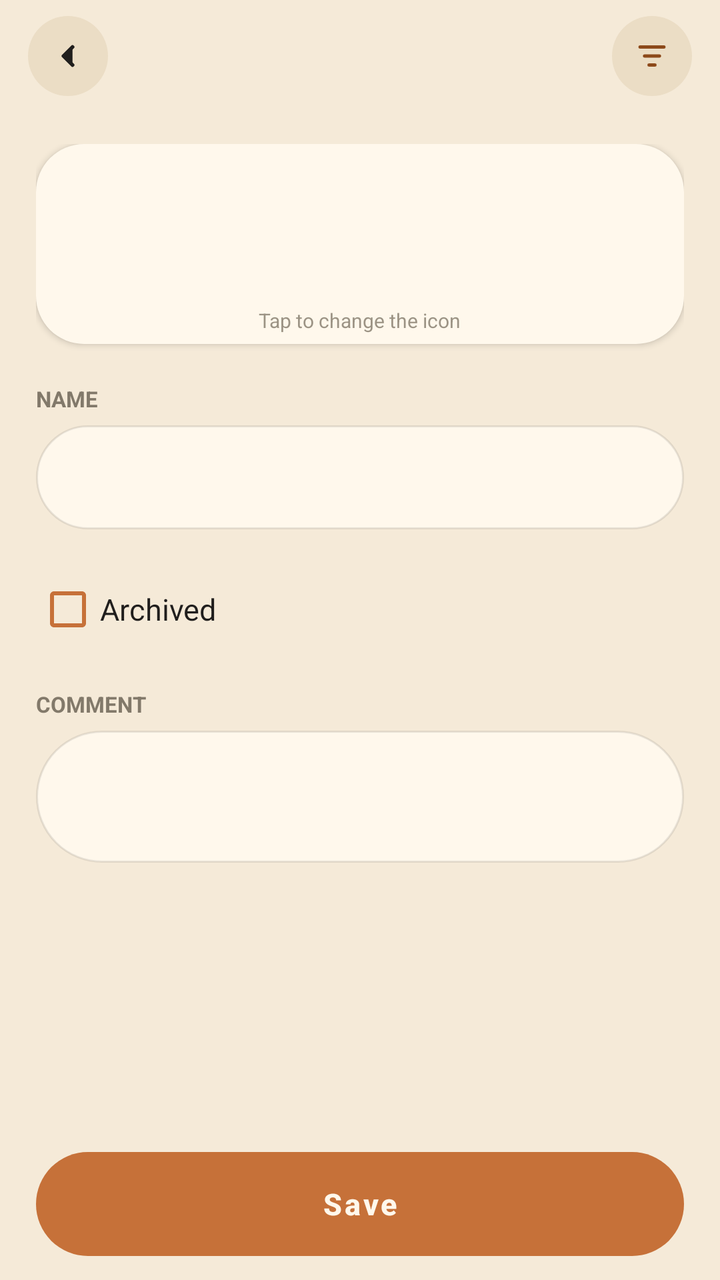
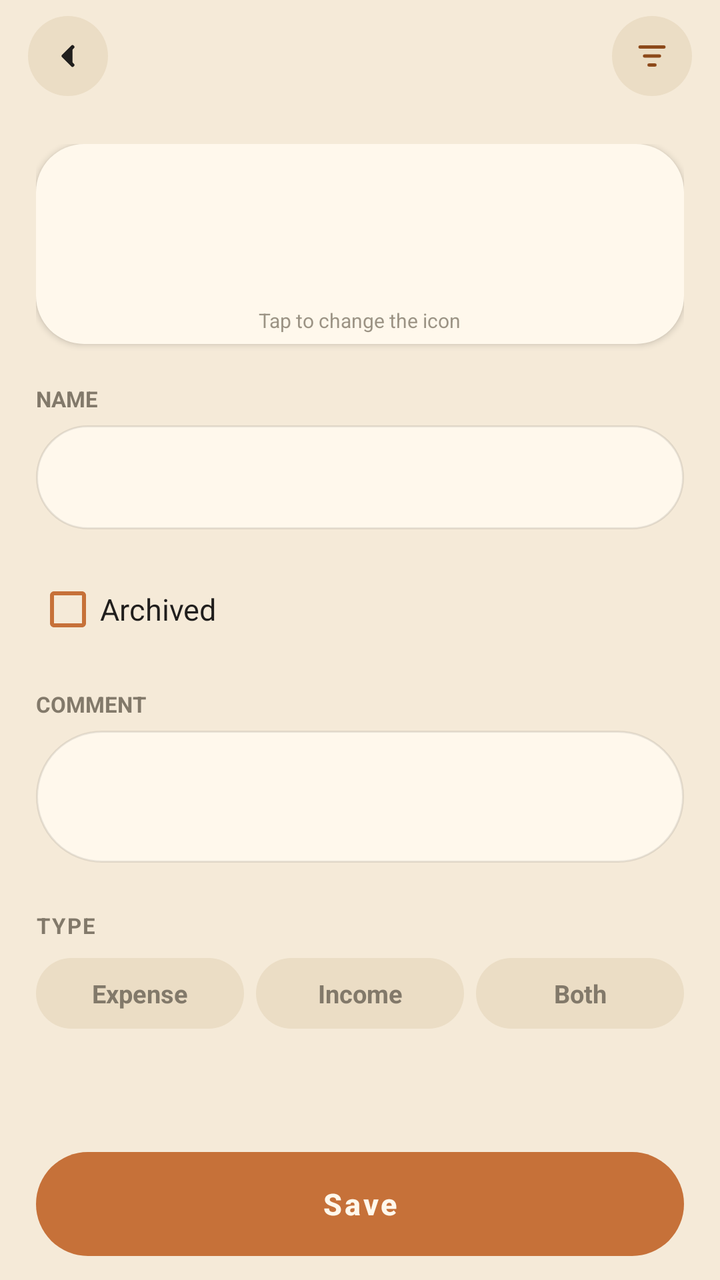

Compare the two renders of this Android layout. The source of the first and the diff that turns it into the second are given below.
<!-- AndroidManifest.xml: activity theme AppTheme.NoActionBar -->
<!-- res/layout/activity_account_item.xml -->
<?xml version="1.0" encoding="utf-8"?>
<LinearLayout xmlns:android="http://schemas.android.com/apk/res/android"
    android:layout_width="match_parent"
    android:layout_height="match_parent"
    android:background="@color/colorBackground"
    android:orientation="vertical">

    
    <FrameLayout
        android:layout_width="match_parent"
        android:layout_height="wrap_content">

        <include layout="@layout/view_screen_header"/>

        <ImageButton
            android:id="@+id/btnAccountFilter"
            android:layout_width="40dp"
            android:layout_height="40dp"
            android:layout_gravity="end"
            android:layout_marginTop="8dp"
            android:layout_marginEnd="14dp"
            android:background="@drawable/bg_pill_secondary"
            android:contentDescription="@string/view_tab_actions_btn_filter_content_description"
            android:src="@drawable/ic_filter"
            android:onClick="btnFilterClick"/>
    </FrameLayout>

    <ScrollView
        android:layout_width="match_parent"
        android:layout_height="0dp"
        android:layout_weight="1"
        android:scrollbars="none">

    <LinearLayout
        android:layout_width="match_parent"
        android:layout_height="wrap_content"
        android:orientation="vertical"
        android:padding="18dp">

        
        <FrameLayout
            android:layout_width="match_parent"
            android:layout_height="100dp"
            android:background="@drawable/bg_card"
            android:elevation="2dp"
            android:clickable="true"
            android:focusable="true"
            android:onClick="pickIconClick"
            android:layout_marginBottom="20dp">

            <ImageView
                android:id="@+id/imageAccView"
                android:layout_width="match_parent"
                android:layout_height="match_parent"
                android:scaleType="centerInside"
                android:padding="12dp"/>

            <TextView
                android:layout_width="wrap_content"
                android:layout_height="wrap_content"
                android:layout_gravity="bottom|center_horizontal"
                android:paddingBottom="5dp"
                android:text="@string/activity_account_item_text_1"
                android:textSize="10sp"
                android:textColor="@color/colorTextSecondary"
                android:alpha="0.8"/>
        </FrameLayout>

        
        <TextView
            android:layout_width="match_parent"
            android:layout_height="wrap_content"
            android:text="@string/activity_account_item_text_2"
            android:textSize="11sp"
            android:textStyle="bold"
            android:textAllCaps="true"
            android:textColor="@color/colorTextSecondary"
            android:layout_marginBottom="6dp"/>

        <EditText
            android:id="@+id/editAccName"
            android:layout_width="match_parent"
            android:layout_height="52dp"
            android:background="@drawable/bg_input_pill"
            android:padding="14dp"
            android:inputType="text"
            android:textColor="@color/colorTextPrimary"
            android:textSize="15sp"
            android:layout_marginBottom="16dp"/>

        
        <LinearLayout
            android:id="@+id/operatingGroup"
            android:layout_width="match_parent"
            android:layout_height="wrap_content"
            android:visibility="gone"
            android:orientation="vertical">

            <TextView
                android:layout_width="match_parent"
                android:layout_height="wrap_content"
                android:text="@string/activity_account_item_text_3"
                android:textSize="11sp"
                android:textStyle="bold"
                android:textAllCaps="true"
                android:textColor="@color/colorTextSecondary"
                android:layout_marginBottom="6dp"/>

            <LinearLayout
                android:id="@+id/currencyPickerRow"
                android:layout_width="match_parent"
                android:layout_height="52dp"
                android:background="@drawable/bg_input_pill"
                android:orientation="horizontal"
                android:paddingLeft="14dp"
                android:paddingRight="14dp"
                android:clickable="true"
                android:focusable="true"
                android:onClick="pickCurrencyClick"
                android:layout_marginBottom="16dp">

                <ImageView
                    android:id="@+id/imageCurencyView"
                    android:layout_width="28dp"
                    android:layout_height="28dp"
                    android:layout_gravity="center_vertical"
                    android:layout_marginEnd="10dp"/>

                <TextView
                    android:id="@+id/tvCurrencyLabel"
                    android:layout_width="0dp"
                    android:layout_height="match_parent"
                    android:layout_weight="1"
                    android:gravity="center_vertical"
                    android:textColor="@color/colorTextPrimary"
                    android:textSize="15sp"/>

                <ImageView
                    android:layout_width="20dp"
                    android:layout_height="20dp"
                    android:layout_gravity="center_vertical"
                    android:src="@drawable/ic_next"
                    android:alpha="0.4"/>
            </LinearLayout>

            
            <include layout="@layout/view_asset_fields"/>

            
            <include layout="@layout/view_debt_fields"/>

            <Button
                android:id="@+id/btnRevaluate"
                style="?android:attr/borderlessButtonStyle"
                android:layout_width="wrap_content"
                android:layout_height="wrap_content"
                android:text="@string/asset_revalue"
                android:textAllCaps="false"
                android:textColor="@color/colorPrimary"
                android:textStyle="bold"
                android:visibility="gone"
                android:onClick="btnRevaluateClick"
                android:layout_marginBottom="8dp"/>
        </LinearLayout>

        
        <Button
            android:id="@+id/btnMoveToAsset"
            style="?android:attr/borderlessButtonStyle"
            android:layout_width="wrap_content"
            android:layout_height="wrap_content"
            android:text="@string/asset_move_operations"
            android:textAllCaps="false"
            android:textColor="@color/colorPrimary"
            android:textStyle="bold"
            android:visibility="gone"
            android:onClick="btnMoveToAssetClick"
            android:layout_marginBottom="8dp"/>

        
        <CheckBox
            android:id="@+id/checkIsArchive"
            android:layout_width="match_parent"
            android:layout_height="wrap_content"
            android:text="@string/activity_account_item_check_is_archive_text"
            android:textColor="@color/colorTextPrimary"
            android:textSize="15sp"
            android:buttonTint="@color/colorPrimary"
            android:layout_marginBottom="16dp"/>

        
        <TextView
            android:layout_width="match_parent"
            android:layout_height="wrap_content"
            android:text="@string/activity_account_item_text_4"
            android:textSize="11sp"
            android:textStyle="bold"
            android:textAllCaps="true"
            android:textColor="@color/colorTextSecondary"
            android:layout_marginBottom="6dp"/>

        <EditText
            android:id="@+id/editComment"
            android:layout_width="match_parent"
            android:layout_height="wrap_content"
            android:background="@drawable/bg_input_pill"
            android:padding="14dp"
            android:inputType="textMultiLine"
            android:minLines="2"
            android:textColor="@color/colorTextPrimary"
            android:textSize="15sp"
            android:layout_marginBottom="24dp"/>

    </LinearLayout>
</ScrollView>

    
    <LinearLayout
        android:id="@+id/formActions"
        android:layout_width="match_parent"
        android:layout_height="wrap_content"
        android:background="@color/colorBackground"
        android:orientation="horizontal"
        android:paddingLeft="18dp"
        android:paddingRight="18dp"
        android:paddingTop="8dp"
        android:paddingBottom="12dp">

        
        <Button
            android:id="@+id/btnDelete"
            android:layout_width="0dp"
            android:layout_height="52dp"
            android:layout_weight="1"
            android:layout_marginEnd="9dp"
            android:background="@drawable/bg_pill_outline_expanse"
            android:stateListAnimator="@null"
            android:text="@string/activity_account_item_btn_delete_text"
            android:textAllCaps="false"
            android:textColor="@color/colorexpanse"
            android:textSize="15sp"
            android:textStyle="bold"
            android:onClick="btnDeleteClick"
            android:visibility="gone"/>

        <Button
            android:id="@+id/btnSave"
            android:layout_width="0dp"
            android:layout_height="52dp"
            android:layout_weight="1"
            android:background="@drawable/bg_pill_primary"
            android:stateListAnimator="@null"
            android:text="@string/activity_account_item_btn_save_text"
            android:textAllCaps="false"
            android:textColor="@color/colorSurface"
            android:textSize="15sp"
            android:textStyle="bold"
            android:onClick="btnSaveClick"/>
    </LinearLayout>
</LinearLayout>
<!-- res/layout/view_screen_header.xml (included above) -->
<?xml version="1.0" encoding="utf-8"?>

<LinearLayout xmlns:android="http://schemas.android.com/apk/res/android"
    android:layout_width="match_parent"
    android:layout_height="wrap_content"
    android:gravity="center_vertical"
    android:orientation="horizontal"
    android:paddingLeft="14dp"
    android:paddingRight="14dp"
    android:paddingTop="8dp"
    android:paddingBottom="6dp">

    <ImageButton
        android:id="@+id/btnUp"
        android:layout_width="40dp"
        android:layout_height="40dp"
        android:background="@drawable/bg_pill_secondary"
        android:contentDescription="@string/view_screen_header_btn_up_content_description"
        android:padding="11dp"
        android:scaleType="fitCenter"
        android:src="@drawable/ic_nav_back"
        android:onClick="btnUp"/>

    <TextView
        android:id="@+id/screenTitle"
        android:layout_width="0dp"
        android:layout_height="wrap_content"
        android:layout_weight="1"
        android:layout_marginStart="12dp"
        android:ellipsize="end"
        android:fontFamily="@font/caprasimo"
        android:maxLines="1"
        android:textColor="@color/colorTextPrimary"
        android:textSize="20sp"/>
</LinearLayout>
<!-- res/layout/view_asset_fields.xml (included above) -->
<?xml version="1.0" encoding="utf-8"?>
<LinearLayout xmlns:android="http://schemas.android.com/apk/res/android"
    android:id="@+id/assetFields"
    android:layout_width="match_parent"
    android:layout_height="wrap_content"
    android:orientation="vertical">

    <CheckBox
        android:id="@+id/checkIsAsset"
        android:layout_width="match_parent"
        android:layout_height="wrap_content"
        android:text="@string/asset_is_capital"
        android:textColor="@color/colorTextPrimary"
        android:textSize="15sp"
        android:buttonTint="@color/colorPrimary"
        android:layout_marginBottom="8dp"/>

    <LinearLayout
        android:id="@+id/assetDetails"
        android:layout_width="match_parent"
        android:layout_height="wrap_content"
        android:orientation="vertical"
        android:visibility="gone">

        <TextView
            android:layout_width="match_parent"
            android:layout_height="wrap_content"
            android:text="@string/asset_type_label"
            android:textSize="11sp"
            android:textStyle="bold"
            android:textAllCaps="true"
            android:textColor="@color/colorTextSecondary"
            android:layout_marginBottom="6dp"/>

        <RadioGroup
            android:id="@+id/assetTypeGroup"
            android:layout_width="match_parent"
            android:layout_height="wrap_content"
            android:orientation="horizontal"
            android:checkedButton="@+id/assetTypeRealEstate"
            android:layout_marginBottom="8dp">

            <RadioButton
                android:id="@+id/assetTypeRealEstate"
                android:layout_width="wrap_content"
                android:layout_height="wrap_content"
                android:text="@string/asset_type_real_estate"
                android:buttonTint="@color/colorPrimary"
                android:textColor="@color/colorTextPrimary"
                android:textSize="14sp"/>

            <RadioButton
                android:id="@+id/assetTypeVehicle"
                android:layout_width="wrap_content"
                android:layout_height="wrap_content"
                android:text="@string/asset_type_vehicle"
                android:buttonTint="@color/colorPrimary"
                android:textColor="@color/colorTextPrimary"
                android:textSize="14sp"/>

            <RadioButton
                android:id="@+id/assetTypeOther"
                android:layout_width="wrap_content"
                android:layout_height="wrap_content"
                android:text="@string/asset_type_other"
                android:buttonTint="@color/colorPrimary"
                android:textColor="@color/colorTextPrimary"
                android:textSize="14sp"/>
        </RadioGroup>

        <CheckBox
            android:id="@+id/checkInNetWorth"
            android:layout_width="match_parent"
            android:layout_height="wrap_content"
            android:checked="true"
            android:text="@string/asset_in_net_worth"
            android:textColor="@color/colorTextPrimary"
            android:textSize="15sp"
            android:buttonTint="@color/colorPrimary"
            android:layout_marginBottom="8dp"/>
    </LinearLayout>
</LinearLayout>
<!-- res/layout/view_debt_fields.xml (included above) -->
<?xml version="1.0" encoding="utf-8"?>
<LinearLayout xmlns:android="http://schemas.android.com/apk/res/android"
    android:id="@+id/debtFields"
    android:layout_width="match_parent"
    android:layout_height="wrap_content"
    android:orientation="vertical">

    <CheckBox
        android:id="@+id/checkIsDebt"
        android:layout_width="match_parent"
        android:layout_height="wrap_content"
        android:text="@string/debt_is_loan"
        android:textColor="@color/colorTextPrimary"
        android:textSize="15sp"
        android:buttonTint="@color/colorPrimary"
        android:layout_marginBottom="8dp"/>

    <LinearLayout
        android:id="@+id/debtDetails"
        android:layout_width="match_parent"
        android:layout_height="wrap_content"
        android:orientation="vertical"
        android:visibility="gone">

        <TextView
            android:layout_width="match_parent"
            android:layout_height="wrap_content"
            android:text="@string/debt_counterparty_label"
            android:textSize="11sp"
            android:textStyle="bold"
            android:textAllCaps="true"
            android:textColor="@color/colorTextSecondary"/>

        <TextView
            android:id="@+id/debtCounterparty"
            android:layout_width="match_parent"
            android:layout_height="48dp"
            android:gravity="center_vertical"
            android:background="?android:attr/selectableItemBackground"
            android:text="@string/debt_counterparty_none"
            android:textColor="@color/colorPrimary"
            android:textSize="16sp"
            android:textStyle="bold"/>

        <TextView
            android:layout_width="match_parent"
            android:layout_height="wrap_content"
            android:text="@string/debt_due_label"
            android:textSize="11sp"
            android:textStyle="bold"
            android:textAllCaps="true"
            android:textColor="@color/colorTextSecondary"/>

        <TextView
            android:id="@+id/debtDueDate"
            android:layout_width="match_parent"
            android:layout_height="48dp"
            android:gravity="center_vertical"
            android:background="?android:attr/selectableItemBackground"
            android:text="@string/debt_due_none"
            android:textColor="@color/colorTextPrimary"
            android:textSize="16sp"/>

        <EditText
            android:id="@+id/debtComment"
            android:layout_width="match_parent"
            android:layout_height="wrap_content"
            android:hint="@string/debt_comment_hint"
            android:inputType="textCapSentences"
            android:textColor="@color/colorTextPrimary"
            android:textColorHint="@color/colorTextSecondary"
            android:textSize="15sp"
            android:layout_marginBottom="4dp"/>

        <TextView
            android:layout_width="match_parent"
            android:layout_height="wrap_content"
            android:text="@string/debt_balance_hint"
            android:textSize="12sp"
            android:textColor="@color/colorTextSecondary"
            android:layout_marginBottom="8dp"/>
    </LinearLayout>
</LinearLayout>
<!-- resources referenced by this layout -->
<resources>
  <color name="colorBackground">#F5EAD8</color>
  <color name="colorPrimary">#C67139</color>
  <color name="colorSurface">#FFF8EC</color>
  <color name="colorTextPrimary">#201E1D</color>
  <color name="colorTextSecondary">#82796A</color>
  <color name="colorexpanse">#8C491A</color>
  <string name="activity_account_item_btn_delete_text">Delete</string>
  <string name="activity_account_item_btn_save_text">Save</string>
  <string name="activity_account_item_check_is_archive_text">Archived</string>
  <string name="activity_account_item_text_1">Tap to change the icon</string>
  <string name="activity_account_item_text_2">NAME</string>
  <string name="activity_account_item_text_3">CURRENCY</string>
  <string name="activity_account_item_text_4">COMMENT</string>
  <string name="asset_in_net_worth">Include in “Total with capital”</string>
  <string name="asset_is_capital">Capital asset</string>
  <string name="asset_move_operations">Move operations to an asset</string>
  <string name="asset_revalue">Revalue</string>
  <string name="asset_type_label">Asset type</string>
  <string name="asset_type_other">Other</string>
  <string name="asset_type_real_estate">Real estate</string>
  <string name="asset_type_vehicle">Vehicle</string>
  <string name="debt_balance_hint">Balance sign is the direction: + they owe me, − I owe them</string>
  <string name="debt_comment_hint">Loan comment</string>
  <string name="debt_counterparty_label">Counterparty</string>
  <string name="debt_counterparty_none">Choose a counterparty</string>
  <string name="debt_due_label">Due date</string>
  <string name="debt_due_none">No due date</string>
  <string name="debt_is_loan">Loan (someone owes me or I owe)</string>
  <string name="view_screen_header_btn_up_content_description">Back</string>
  <string name="view_tab_actions_btn_filter_content_description">Filter</string>
  <style name="AppTheme.NoActionBar">
          <item name="windowActionBar">false</item>
          <item name="windowNoTitle">true</item>
      </style>
  <color name="colorCardBorder">#1A201E1D</color>
  <color name="colorRippleExpanse">#268C491A</color>
  <color name="colorPrimaryDark">#B2622D</color>
  <color name="colorPrimaryLight">#F6A06B</color>
  <color name="colorSurfaceAlt">#EBDDC5</color>
  <!-- unchanged entries left out for length: 8 -->
</resources>

<!-- the commit's change to res/layout/activity_account_item.xml (unified diff, before → after) -->
@@ -210,6 +210,9 @@
             android:textColor="@color/colorTextPrimary"
             android:textSize="15sp"
             android:layout_marginBottom="24dp"/>
+
+        
+        <include layout="@layout/view_category_kind"/>
 
     </LinearLayout>
 </ScrollView>
@@ -461,3 +464,38 @@
             android:layout_marginBottom="8dp"/>
     </LinearLayout>
 </LinearLayout>
+<!-- res/layout/view_category_kind.xml (included above) -->
+<?xml version="1.0" encoding="utf-8"?>
+<LinearLayout xmlns:android="http://schemas.android.com/apk/res/android"
+    android:id="@+id/categoryKindGroup"
+    android:layout_width="match_parent"
+    android:layout_height="wrap_content"
+    android:orientation="vertical">
+
+    <TextView
+        style="@style/SettingsGroupLabel"
+        android:text="@string/category_kind_label"/>
+
+    <LinearLayout
+        android:layout_width="match_parent"
+        android:layout_height="wrap_content"
+        android:layout_marginBottom="16dp"
+        android:orientation="horizontal">
+
+        <TextView
+            android:id="@+id/categoryKindExpense"
+            style="@style/FilterChip"
+            android:text="@string/category_kind_expense"/>
+
+        <TextView
+            android:id="@+id/categoryKindIncome"
+            style="@style/FilterChip"
+            android:text="@string/category_kind_income"/>
+
+        <TextView
+            android:id="@+id/categoryKindBoth"
+            style="@style/FilterChip"
+            android:layout_marginEnd="0dp"
+            android:text="@string/category_kind_both"/>
+    </LinearLayout>
+</LinearLayout>
<!-- resource entries referenced after the edit -->
@@ -21,6 +21,10 @@
   <string name="asset_type_other">Other</string>
   <string name="asset_type_real_estate">Real estate</string>
   <string name="asset_type_vehicle">Vehicle</string>
+  <string name="category_kind_both">Both</string>
+  <string name="category_kind_expense">Expense</string>
+  <string name="category_kind_income">Income</string>
+  <string name="category_kind_label">Type</string>
   <string name="debt_balance_hint">Balance sign is the direction: + they owe me, − I owe them</string>
   <string name="debt_comment_hint">Loan comment</string>
   <string name="debt_counterparty_label">Counterparty</string>
@@ -30,6 +34,29 @@
   <string name="debt_is_loan">Loan (someone owes me or I owe)</string>
   <string name="view_screen_header_btn_up_content_description">Back</string>
   <string name="view_tab_actions_btn_filter_content_description">Filter</string>
+  <style name="FilterChip">
+          <item name="android:layout_width">0dp</item>
+          <item name="android:layout_height">wrap_content</item>
+          <item name="android:layout_weight">1</item>
+          <item name="android:layout_marginEnd">6dp</item>
+          <item name="android:background">@drawable/bg_chip_unselected</item>
+          <item name="android:gravity">center</item>
+          <item name="android:paddingTop">9dp</item>
+          <item name="android:paddingBottom">9dp</item>
+          <item name="android:textSize">12.5sp</item>
+          <item name="android:textStyle">bold</item>
+          <item name="android:textColor">@color/colorTextSecondary</item>
+      </style>
+  <style name="SettingsGroupLabel">
+          <item name="android:layout_width">wrap_content</item>
+          <item name="android:layout_height">wrap_content</item>
+          <item name="android:textAllCaps">true</item>
+          <item name="android:textSize">11sp</item>
+          <item name="android:textStyle">bold</item>
+          <item name="android:letterSpacing">0.08</item>
+          <item name="android:textColor">@color/colorTextSecondary</item>
+          <item name="android:layout_marginBottom">9dp</item>
+      </style>
   <style name="AppTheme.NoActionBar">
           <item name="windowActionBar">false</item>
           <item name="windowNoTitle">true</item>
@@ -39,6 +66,12 @@
   <color name="colorPrimaryDark">#B2622D</color>
   <color name="colorPrimaryLight">#F6A06B</color>
   <color name="colorSurfaceAlt">#EBDDC5</color>
+  <!-- drawable bg_chip_unselected (drawable) -->
+  <?xml version="1.0" encoding="utf-8"?>
+  <shape xmlns:android="http://schemas.android.com/apk/res/android">
+      <solid android:color="@color/colorSurfaceAlt"/>
+      <corners android:radius="999dp"/>
+  </shape>
   <!-- unchanged entries left out for length: 8 -->
 </resources>
 
